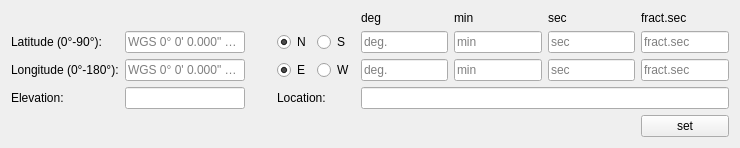
This is src/blackgui/editors/coordinateform.ui in swift-project/pilotclient as Qt 5 draws it before an edit. The edited form follows.
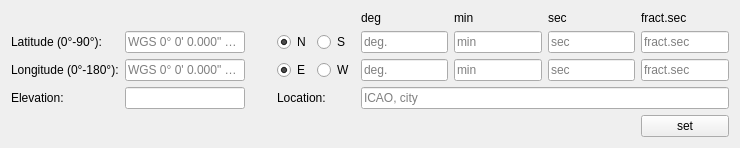
This is the edited form. Custom widgets are drawn as their Qt base class.

Commit message: Ref T225, some coordinate form improvements and renamings

Diff of the .ui file:
```diff
--- a/src/blackgui/editors/coordinateform.ui
+++ b/src/blackgui/editors/coordinateform.ui
@@ -82,7 +82,11 @@
     </widget>
    </item>
    <item row="3" column="5" colspan="4">
-    <widget class="QLineEdit" name="le_Location"/>
+    <widget class="QLineEdit" name="le_Location">
+     <property name="placeholderText">
+      <string>ICAO, city</string>
+     </property>
+    </widget>
    </item>
    <item row="2" column="7">
     <widget class="QLineEdit" name="le_LngSec">
```
Left out of the diff: 6 changed lines with no effect on the pictures. The commit also changes 3 other files.
